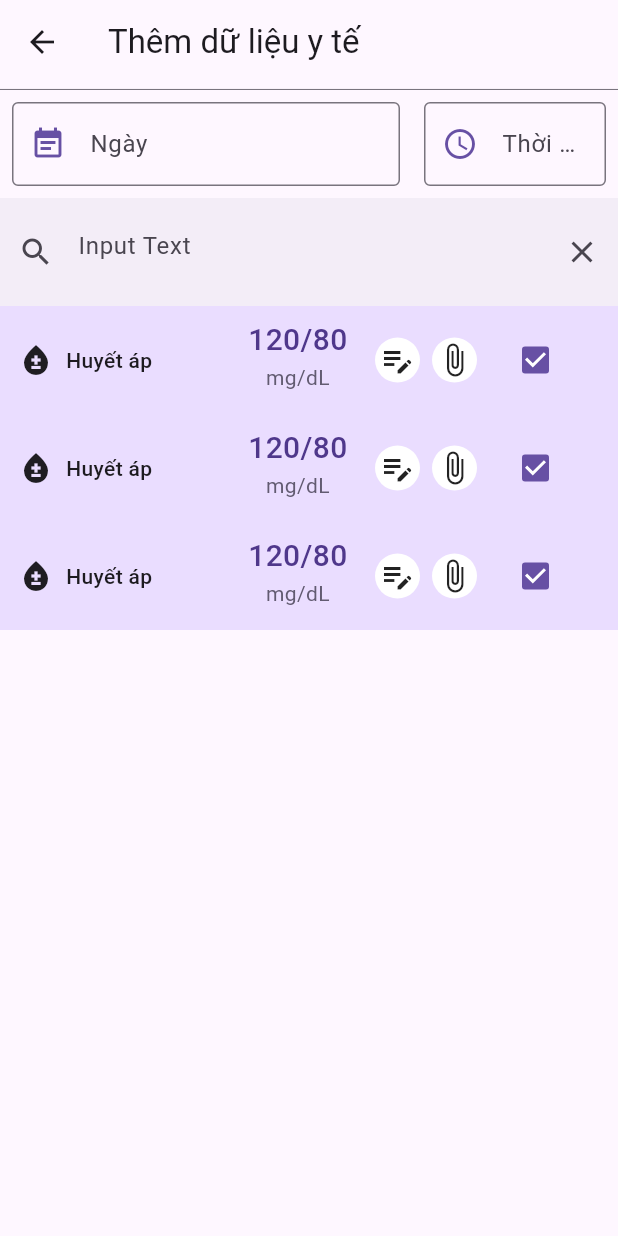
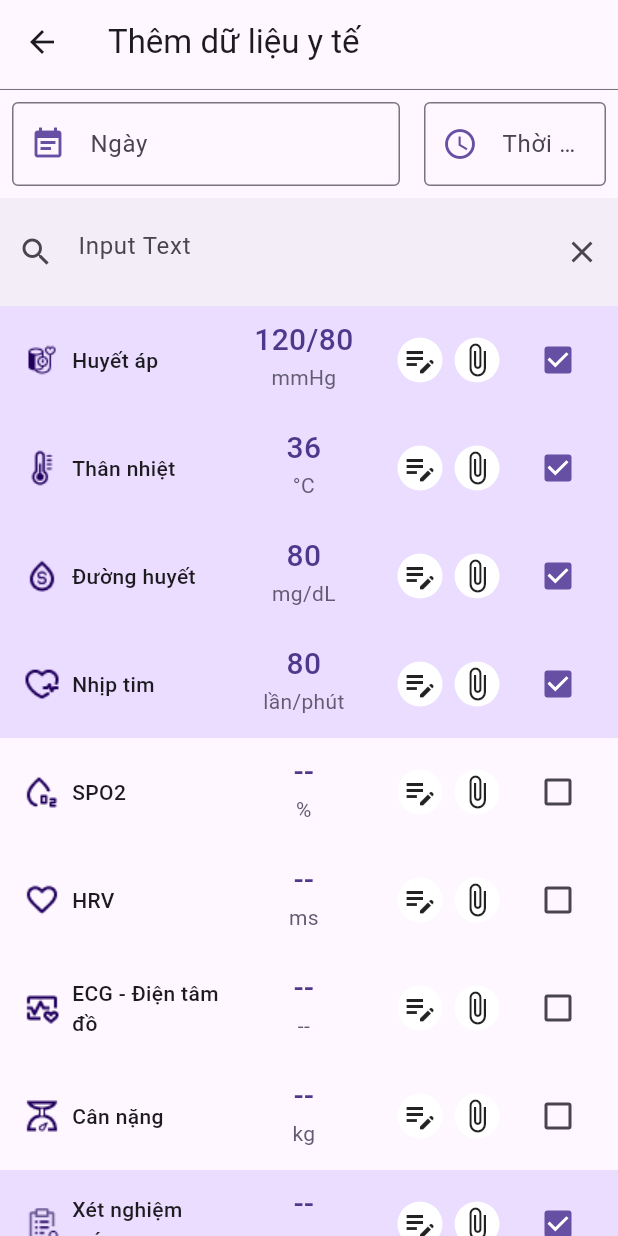
Before and after one commit to trvtinh/hfa, a Flutter app: the MedicalDataPage screen opened directly, on a phone screen of 412 x 824 dp. Run offline on Flutter 3.47's test engine with Material 3 defaults, Android fonts, the phone set to English and light mode, and no system bars; our stand-ins replace firebase_core, flutter_dotenv, flutter_screenutil, get; accounts and stored records are empty.

Commit message:
sửa scroll view và thêm các chỉ số

```diff
--- a/mobile/lib/pages/medical_data/view.dart
+++ b/mobile/lib/pages/medical_data/view.dart
@@ -27,7 +27,9 @@ class MedicalDataPage extends GetView<MedicalDataController> {
             height: 0.7,
         )),
       ),
-      body: Column(
+      body:
+          SingleChildScrollView(
+            child: Column(
               children: [
                 // ngày tháng năm
                 Row(
@@ -103,10 +105,20 @@ class MedicalDataPage extends GetView<MedicalDataController> {
                     ),
                   ),
                 ),
-          ComboBox(leadingicon: Icon(Icons.bloodtype), title: "Huyết áp", value: "120/80", unit: "mg/dL", check: true),
-          ComboBox(leadingicon: Icon(Icons.bloodtype), title: "Huyết áp", value: "120/80", unit: "mg/dL", check: true),
-          ComboBox(leadingicon: Icon(Icons.bloodtype), title: "Huyết áp", value: "120/80", unit: "mg/dL", check: true),
+
+                // Chỉ số
+                ComboBox(leadingiconpath: 'assets/images/huyet_ap.png', title: "Huyết áp", value: "120/80", unit: "mmHg", check: true),
+                ComboBox(leadingiconpath: 'assets/images/than_nhiet.png', title: "Thân nhiệt", value: "36", unit: "°C", check: true),
+                ComboBox(leadingiconpath: 'assets/images/duong_huyet.png', title: "Đường huyết", value: "80", unit: "mg/dL", check: true),
+                ComboBox(leadingiconpath: 'assets/images/nhip_tim.png', title: "Nhịp tim", value: "80", unit: "lần/phút", check: true),
+                ComboBox(leadingiconpath: 'assets/images/spo2.png', title: "SPO2", value: "--", unit: "%", check: false),
+                ComboBox(leadingiconpath: 'assets/images/hrv.png', title: "HRV", value: "--", unit: "ms", check: false),
+                ComboBox(leadingiconpath: 'assets/images/ecg.png', title: "ECG - Điện tâm đồ", value: "--", unit: "--", check: false),
+                ComboBox(leadingiconpath: 'assets/images/can_nang.png', title: "Cân nặng", value: "--", unit: "kg", check: false),
+                ComboBox(leadingiconpath: 'assets/images/xet_nghiem_mau.png', title: "Xét nghiệm máu", value: "--", unit: "--", check: true),
+                ComboBox(leadingiconpath: 'assets/images/axit_uric.png', title: "Axit Uric", value: "--", unit: "--", check: false),
               ],
+            ),
           ),
     );
   }
--- a/mobile/lib/pages/medical_data/widget/combo_box.dart
+++ b/mobile/lib/pages/medical_data/widget/combo_box.dart
@@ -1,7 +1,7 @@
 import 'package:flutter/material.dart';
 
 class ComboBox extends StatefulWidget {
-  final Icon leadingicon;
+  final String leadingiconpath;
   final String title;
   final String value;
   final String unit;
@@ -9,7 +9,7 @@ class ComboBox extends StatefulWidget {
   final IconButton? upload;
   final bool check;
 
-  const ComboBox({super.key, required this.leadingicon, required this.title, required this.value, required this.unit, this.edit, this.upload, required this.check});
+  const ComboBox({super.key, required this.leadingiconpath, required this.title, required this.value, required this.unit, this.edit, this.upload, required this.check});
 
   @override
   State<ComboBox> createState() => _ComboBoxState();
@@ -55,14 +55,16 @@ class _ComboBoxState extends State<ComboBox> {
     return Container(
       width: MediaQuery.of(context).size.width,
       height: 72,
+      padding: EdgeInsets.symmetric(horizontal: 16, vertical: 8),
       decoration: BoxDecoration(
         color: widget.check ? Theme.of(context).colorScheme.primaryContainer : Theme.of(context).colorScheme.surface,
       ),
       child: Row(
         children: [
+          Expanded(
+            child: Row(children: [
               //Icon
-          SizedBox(width: 12),
-          IconWidget(icon: widget.leadingicon),
+              Image.asset(widget.leadingiconpath),
 
               // Tên chỉ số
               SizedBox(width: 8),
@@ -110,7 +112,8 @@ class _ComboBoxState extends State<ComboBox> {
                   ],
                 ),
               ),
-
+            ],),
+          ),
           // Chỉnh sửa
           IconWidgetRound(icon: Icon(Icons.edit_note)),
           SizedBox(width: 8,),
```
Also changed, not shown: mobile/assets/images/axit_uric.png (added), mobile/assets/images/can_nang.png (added), mobile/assets/images/duong_huyet.png (added), mobile/assets/images/ecg.png (added), mobile/assets/images/hrv.png (added), mobile/assets/images/huyet_ap.png (added), mobile/assets/images/nhip_tim.png (added), mobile/assets/images/spo2.png (added), mobile/assets/images/than_nhiet.png (added), mobile/assets/images/xet_nghiem_mau.png (added). Lines whose indentation alone changed are shown as unchanged.
